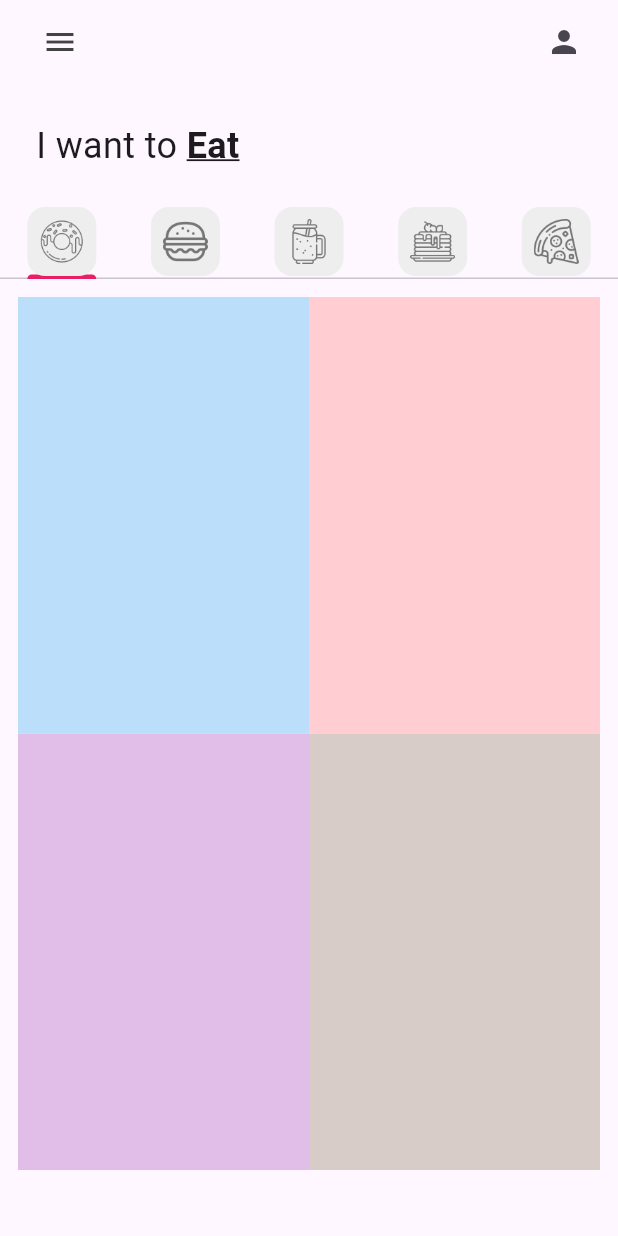
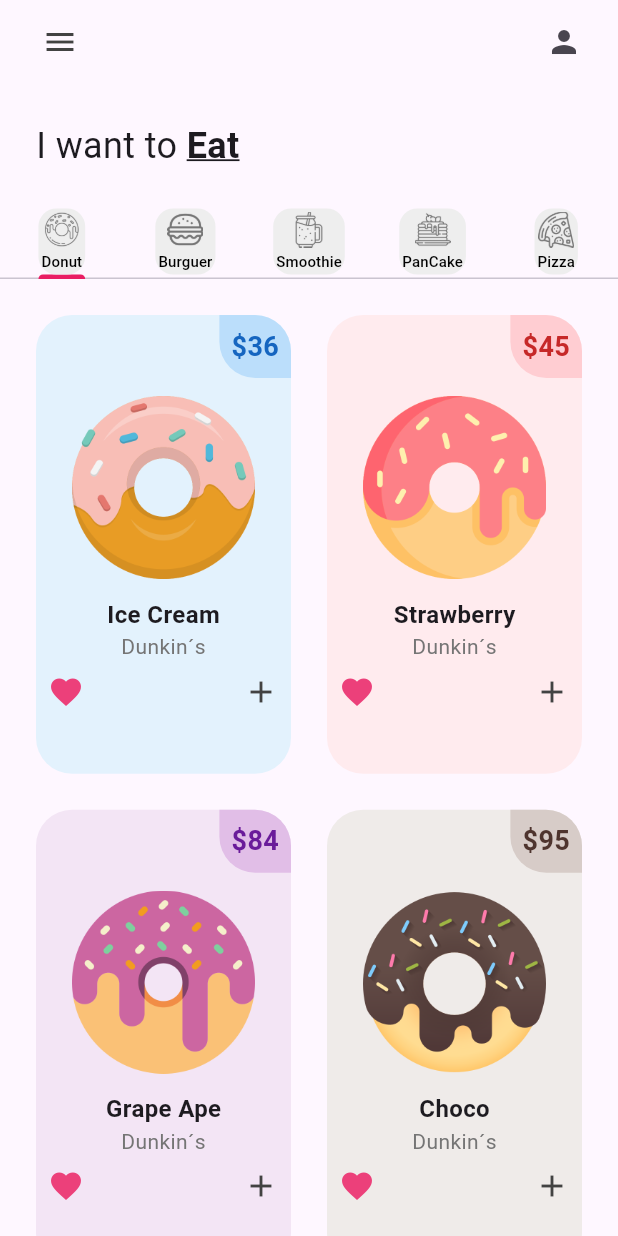
Before and after one commit to Gmoisesq26/p1_donut_app_geisler_quintal, a Flutter app: the screen it shows after launch, on a phone screen of 412 x 824 dp. Run offline on Flutter 3.47's test engine with Material 3 defaults, Android fonts, the phone set to English and light mode, and no system bars.

Commit message:
Items added

```diff
--- a/analysis_options.yaml
+++ b/analysis_options.yaml
@@ -1 +1,4 @@
 include: package:flutter_lints/flutter.yaml
+analyzer:
+  errors:
+    must_be_immutable: ignore
--- a/lib/Utilis/donut_tile.dart
+++ b/lib/Utilis/donut_tile.dart
@@ -15,8 +15,73 @@ class DonutTile extends StatelessWidget {
 
   @override
   Widget build(BuildContext context) {
-    return Container(
-      decoration: BoxDecoration(color: donutColor[100]),
+    return Padding(
+      padding: const EdgeInsets.all(12.0),
+      child: Container(
+        decoration: BoxDecoration(
+            color: donutColor[50], borderRadius: BorderRadius.circular(24)),
+        child: Column(
+          children: [
+            Row(
+              mainAxisAlignment: MainAxisAlignment.end,
+              children: [
+                Container(
+                  decoration: BoxDecoration(
+                      color: donutColor[100],
+                      borderRadius: const BorderRadius.only(
+                          topRight: Radius.circular(24),
+                          bottomLeft: Radius.circular(24))),
+                  padding:
+                      const EdgeInsets.symmetric(vertical: 8, horizontal: 8),
+                  child: Text(
+                    '\$$donutPrice',
+                    style: TextStyle(
+                        fontSize: 18,
+                        fontWeight: FontWeight.bold,
+                        color: donutColor[800]),
+                  ),
+                )
+              ],
+            ),
+            //Donut picture
+
+            Padding(
+              padding: const EdgeInsets.symmetric(horizontal: 24, vertical: 12),
+              child: Image.asset(donutName),
+            ),
+
+            //Donut flavor test
+
+            Text(donutFlavor,
+                style:
+                    const TextStyle(fontSize: 16, fontWeight: FontWeight.bold)),
+            Text(
+              'Dunkin´s',
+              style: TextStyle(color: Colors.grey[600]),
+            ),
+
+            //Love icon + add button
+            Padding(
+              padding: const EdgeInsets.all(8.0),
+              child: Row(
+                mainAxisAlignment: MainAxisAlignment.spaceBetween,
+                children: [
+                  //Love icom
+                  Icon(
+                    Icons.favorite,
+                    color: Colors.pink[400],
+                  ),
+                  // Plus Button
+                  Icon(
+                    Icons.add,
+                    color: Colors.grey[800],
+                  )
+                ],
+              ),
+            )
+          ],
+        ),
+      ),
     );
   }
 }
--- a/lib/Utilis/my_tab.dart
+++ b/lib/Utilis/my_tab.dart
@@ -2,20 +2,43 @@ import 'package:flutter/material.dart';
 
 class MyTab extends StatelessWidget {
   final String iconPath;
-  const MyTab({super.key, required this.iconPath});
+  final String label; // Nuevo parámetro para el texto
+
+  const MyTab({
+    super.key,
+    required this.iconPath,
+    required this.label, // Asegúrate de incluir el parámetro en el constructor
+  });
 
   @override
   Widget build(BuildContext context) {
     return Tab(
       child: Container(
-        padding: const EdgeInsets.all(8),
+        padding: const EdgeInsets.symmetric(horizontal: 2, vertical: 2),
         decoration: BoxDecoration(
           color: Colors.grey[200],
           borderRadius: BorderRadius.circular(12),
         ),
-        child: Image.asset(
-          iconPath,
-          color: Colors.grey[600],
+        child: Column(
+          // Usamos Column para apilar el ícono y el texto
+          mainAxisSize: MainAxisSize.min,
+          children: [
+            Image.asset(
+              iconPath,
+              color: Colors.grey[600],
+              width: 24, // Ajusta el tamaño según sea necesario
+              height: 24, // Ajusta el tamaño según sea necesario
+            ),
+            const SizedBox(height: 2), // Espacio entre el ícono y el texto
+            Text(
+              label,
+              style: const TextStyle(
+                fontSize: 10,
+                color: Colors
+                    .black, // Puedes ajustar el color y el tamaño del texto
+              ),
+            ),
+          ],
         ),
       ),
     );
--- a/lib/main.dart
+++ b/lib/main.dart
@@ -11,6 +11,7 @@ class MainApp extends StatelessWidget {
   @override
   Widget build(BuildContext context) {
     return MaterialApp(
+      debugShowCheckedModeBanner: false,
       home: const HomePages(),
       theme: ThemeData(
         tabBarTheme: const TabBarTheme(indicatorColor: Colors.pink),
--- a/lib/pages/home_pages.dart
+++ b/lib/pages/home_pages.dart
@@ -18,22 +18,27 @@ class _HomePagesState extends State<HomePages> {
     //donutTab
     const MyTab(
       iconPath: 'lib/icons/donut.png',
+      label: 'Donut',
     ),
     //burgerTab
     const MyTab(
       iconPath: 'lib/icons/burger.png',
+      label: 'Burguer',
     ),
     //smoothieab
     const MyTab(
       iconPath: 'lib/icons/smoothie.png',
+      label: 'Smoothie',
     ),
     //pancakeTab
     const MyTab(
       iconPath: 'lib/icons/pancakes.png',
+      label: 'PanCake',
     ),
     //pizzaTab
     const MyTab(
       iconPath: 'lib/icons/pizza.png',
+      label: 'Pizza',
     ),
   ];
 
@@ -61,7 +66,7 @@ class _HomePagesState extends State<HomePages> {
         body: Column(children: [
           //texto " I want to it"
           const Padding(
-            padding: const EdgeInsets.all(24.0),
+            padding: EdgeInsets.all(24.0),
             child: Row(
               children: [
                 Text("I want to ", style: TextStyle(fontSize: 24)),
--- a/lib/tab/donut_tab.dart
+++ b/lib/tab/donut_tab.dart
@@ -9,6 +9,10 @@ class DonutTab extends StatelessWidget {
     ["Strawberry", "45", Colors.red, "lib/images/strawberry_donut.png"],
     ["Grape Ape", "84", Colors.purple, "lib/images/grape_donut.png"],
     ["Choco", "95", Colors.brown, "lib/images/chocolate_donut.png"],
+    ["Watter Donut", "36", Colors.blue, "lib/images/icecream_donut.png"],
+    ["Cherry", "45", Colors.red, "lib/images/strawberry_donut.png"],
+    ["Grape Ape_2", "84", Colors.purple, "lib/images/grape_donut.png"],
+    ["Cacao", "95", Colors.brown, "lib/images/chocolate_donut.png"],
   ];
   const DonutTab({super.key});
 
@@ -19,7 +23,7 @@ class DonutTab extends StatelessWidget {
       itemCount: donutsOnSale.length,
       padding: const EdgeInsets.all(12),
       gridDelegate: const SliverGridDelegateWithFixedCrossAxisCount(
-          crossAxisCount: 2, childAspectRatio: 1 / 1.5),
+          crossAxisCount: 2, childAspectRatio: 1 / 1.7),
       itemBuilder: (context, index) {
         return DonutTile(
           donutFlavor: donutsOnSale[index][0],
```
